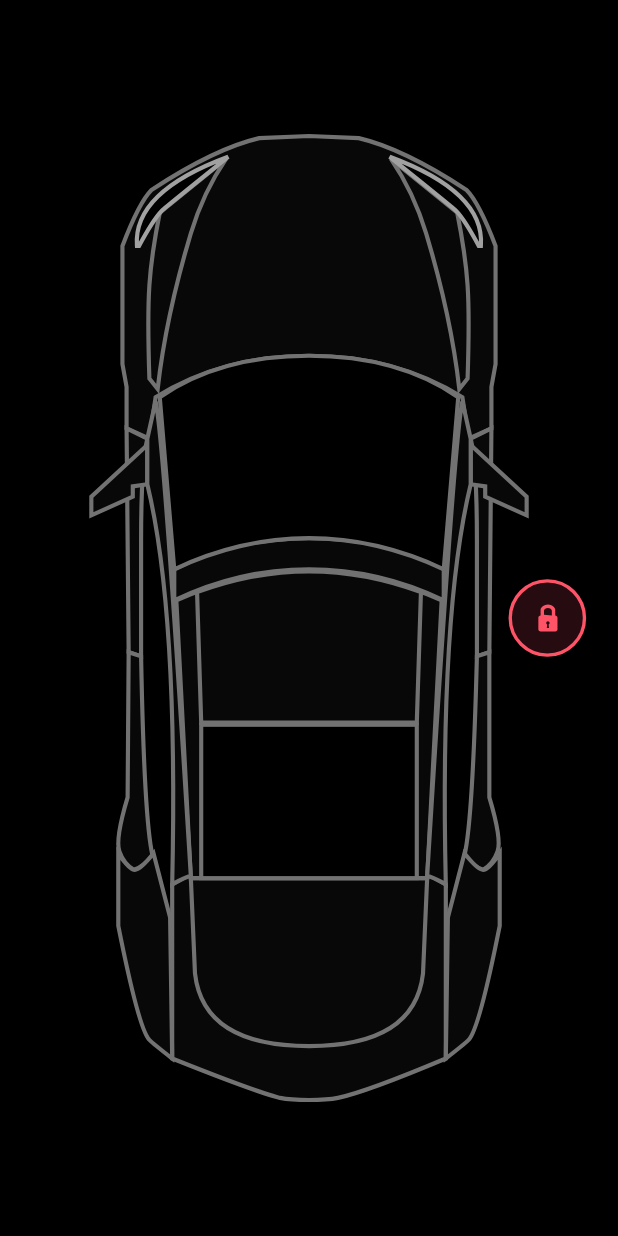
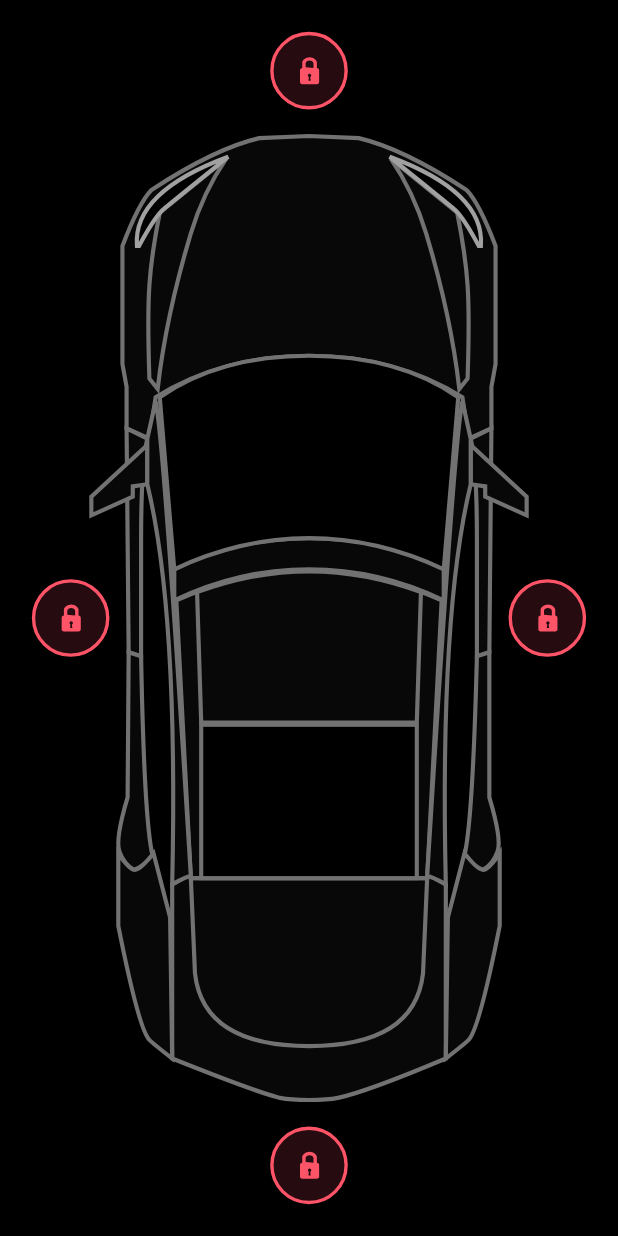
Before and after one commit to ashimMarch/animated_car_flutter, a Flutter app: the screen it shows after launch, on a phone screen of 412 x 824 dp. Run offline on Flutter 3.47's test engine with Material 2 defaults, Android fonts, the light colour scheme and no system bars; our stand-ins replace flutter_svg.

Commit message:
completed four lock and refactored
created four controller variable extends from ChangeNotifier

```diff
--- /dev/null
+++ b/lib/components/door_lock.dart
@@ -0,0 +1,38 @@
+import 'package:animated_car/constants.dart';
+import 'package:flutter/material.dart';
+import 'package:flutter_svg/svg.dart';
+
+class DoorLock extends StatelessWidget {
+  const DoorLock({
+    Key? key,
+    required this.press,
+    required this.isLock,
+  }) : super(key: key);
+
+  final VoidCallback press;
+  final bool isLock;
+
+  @override
+  Widget build(BuildContext context) {
+    return GestureDetector(
+      onTap: press,
+      child: AnimatedSwitcher(
+        duration: defaultDuration,
+        switchInCurve: Curves.easeInOutBack,
+        transitionBuilder: (child, animation) => ScaleTransition(
+          scale: animation,
+          child: child,
+        ),
+        child: isLock
+          ? SvgPicture.asset(
+            'assets/icons/door_lock.svg',
+            key: const ValueKey('lock'),
+          )
+          : SvgPicture.asset(
+            'assets/icons/door_unlock.svg',
+            key: const ValueKey('unlock'),
+          ),
+      ),
+    );
+  }
+}
--- a/lib/home_controller.dart
+++ b/lib/home_controller.dart
@@ -4,9 +4,24 @@ class HomeController extends ChangeNotifier{
   // we use HomeCotroller for logical part
 
   bool isRightDoorLocked = true;
+  bool isLeftDoorLocked = true;
+  bool isBonnetLock = true;
+  bool isTrunkLock = true;
 
   void updateRightDoorLock(){
     isRightDoorLocked = !isRightDoorLocked;
     notifyListeners();
   }
+  void updateLeftDoorLock(){
+    isLeftDoorLocked = !isLeftDoorLocked;
+    notifyListeners();
+  }
+  void updateBonnetDoorLock(){
+    isBonnetLock = !isBonnetLock;
+    notifyListeners();
+  }
+  void updateTrunkDoorLock(){
+    isTrunkLock = !isTrunkLock;
+    notifyListeners();
+  }
 }
--- a/lib/screens/home_screen.dart
+++ b/lib/screens/home_screen.dart
@@ -1,4 +1,4 @@
-import 'package:animated_car/constants.dart';
+import 'package:animated_car/components/door_lock.dart';
 import 'package:animated_car/home_controller.dart';
 import 'package:flutter/material.dart';
 import 'package:flutter_svg/flutter_svg.dart';
@@ -29,27 +29,30 @@ class HomeScreen extends StatelessWidget {
                     ),
                     Positioned(
                       right: constrains.maxWidth*0.05,
-                      child: GestureDetector(
-                        onTap: _controller.updateRightDoorLock,
-                        child: AnimatedSwitcher(
-                          duration: defaultDuration,
-                          switchInCurve: Curves.easeInOutBack,
-                          transitionBuilder: (child, animation) => ScaleTransition(
-                            scale: animation,
-                            child: child,
-                          ),
-                          child: _controller.isRightDoorLocked
-                            ? SvgPicture.asset(
-                              'assets/icons/door_lock.svg',
-                              //  if we do not add key it will show no animation. bcos both of them are same widget.
-                              //  flutter think they are same.
-                              key: const ValueKey('lock'),
-                            )
-                            : SvgPicture.asset(
-                              'assets/icons/door_unlock.svg',
-                              key: const ValueKey('unlock'),
-                            ),
-                        ),
+                      child: DoorLock(
+                        isLock: _controller.isRightDoorLocked,
+                        press: _controller.updateRightDoorLock,
+                      ),
+                    ),
+                    Positioned(
+                      left: constrains.maxWidth*0.05,
+                      child: DoorLock(
+                        isLock: _controller.isLeftDoorLocked,
+                        press: _controller.updateLeftDoorLock,
+                      ),
+                    ),
+                    Positioned(
+                      top: constrains.maxWidth*0.05,
+                      child: DoorLock(
+                        isLock: _controller.isBonnetLock,
+                        press: _controller.updateBonnetDoorLock,
+                      ),
+                    ),
+                    Positioned(
+                      bottom: constrains.maxWidth*0.05,
+                      child: DoorLock(
+                        isLock: _controller.isTrunkLock,
+                        press: _controller.updateTrunkDoorLock,
                       ),
                     ),
                   ],
```
